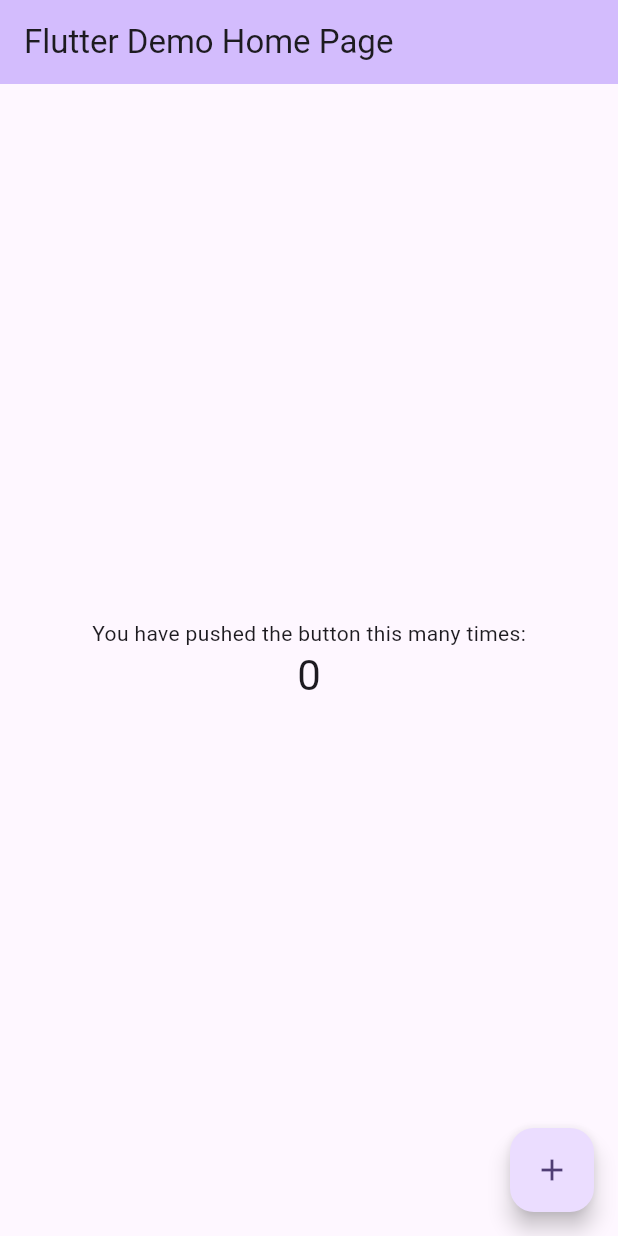
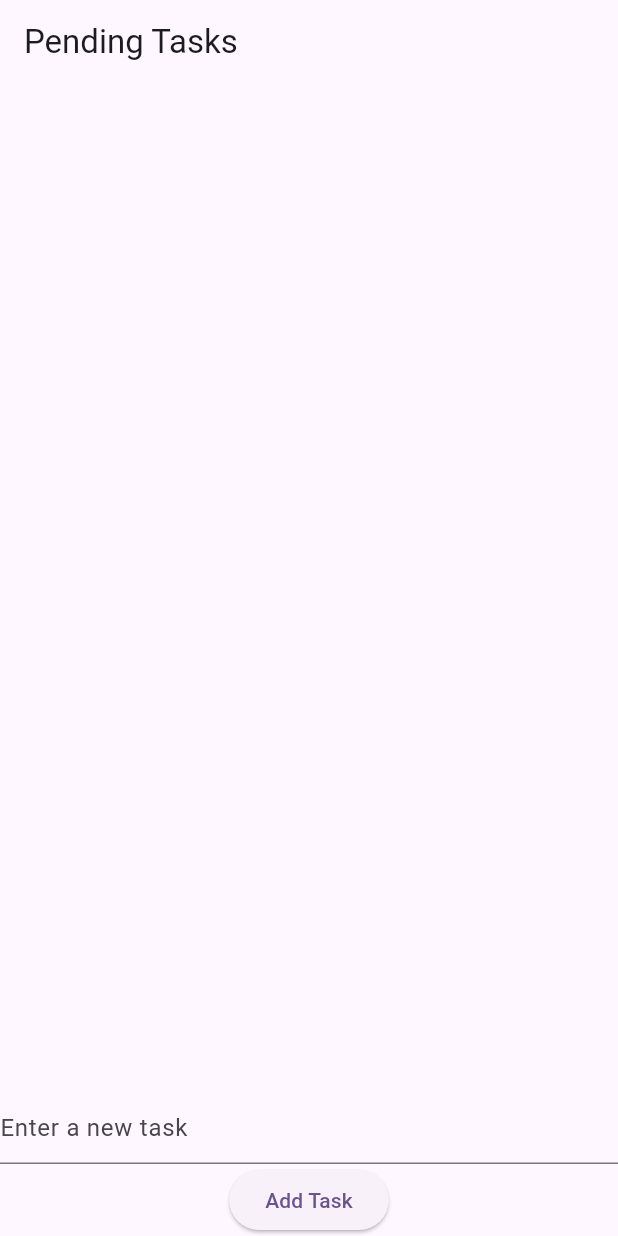
Before and after one commit to Ferno22/todo-list_flutter, a Flutter app: the screen it shows after launch, on a phone screen of 412 x 824 dp. Run offline on Flutter 3.47's test engine with Material 2 defaults, Android fonts, the phone set to English and light mode, and no system bars.

Commit message:
Added the functionality to add tasks into home

```diff
--- a/lib/main.dart
+++ b/lib/main.dart
@@ -1,4 +1,5 @@
 import 'package:flutter/material.dart';
+import 'package:provider/provider.dart';
 
 void main() {
   runApp(const MyApp());
@@ -7,46 +8,40 @@ void main() {
 class MyApp extends StatelessWidget {
   const MyApp({super.key});
 
-  // This widget is the root of your application.
   @override
   Widget build(BuildContext context) {
-    return MaterialApp(
-      title: 'Flutter Demo',
-      theme: ThemeData(
-        // This is the theme of your application.
-        //
-        // TRY THIS: Try running your application with "flutter run". You'll see
-        // the application has a blue toolbar. Then, without quitting the app,
-        // try changing the seedColor in the colorScheme below to Colors.green
-        // and then invoke "hot reload" (save your changes or press the "hot
-        // reload" button in a Flutter-supported IDE, or press "r" if you used
-        // the command line to start the app).
-        //
-        // Notice that the counter didn't reset back to zero; the application
-        // state is not lost during the reload. To reset the state, use hot
-        // restart instead.
-        //
-        // This works for code too, not just values: Most code changes can be
-        // tested with just a hot reload.
-        colorScheme: ColorScheme.fromSeed(seedColor: Colors.deepPurple),
-        useMaterial3: true,
+    return ChangeNotifierProvider(
+      create: (context) => MyAppState(),
+      child: MaterialApp(
+        title: 'To-Do List',
+        theme: ThemeData(
+          useMaterial3: true,
+          colorScheme: ColorScheme.fromSeed(seedColor: Colors.deepPurple),
+        ),
+        home: const MyHomePage(title: "Pending Tasks"),
       ),
-      home: const MyHomePage(title: 'Flutter Demo Home Page'),
     );
+  }
+}
+
+class MyAppState extends ChangeNotifier {
+  var pendingTasks = [];
+  var completedTasks = [];
+
+  void addTask(String task) {
+    pendingTasks.add(task);
+    notifyListeners();
+  }
+
+  void completeTask(String task) {
+    pendingTasks.remove(task);
+    completedTasks.add(task);
+    notifyListeners();
   }
 }
 
 class MyHomePage extends StatefulWidget {
   const MyHomePage({super.key, required this.title});
-
-  // This widget is the home page of your application. It is stateful, meaning
-  // that it has a State object (defined below) that contains fields that affect
-  // how it looks.
-
-  // This class is the configuration for the state. It holds the values (in this
-  // case the title) provided by the parent (in this case the App widget) and
-  // used by the build method of the State. Fields in a Widget subclass are
-  // always marked "final".
 
   final String title;
 
@@ -55,71 +50,43 @@ class MyHomePage extends StatefulWidget {
 }
 
 class _MyHomePageState extends State<MyHomePage> {
-  int _counter = 0;
-
-  void _incrementCounter() {
-    setState(() {
-      // This call to setState tells the Flutter framework that something has
-      // changed in this State, which causes it to rerun the build method below
-      // so that the display can reflect the updated values. If we changed
-      // _counter without calling setState(), then the build method would not be
-      // called again, and so nothing would appear to happen.
-      _counter++;
-    });
-  }
+  final TextEditingController _taskController = TextEditingController();
 
   @override
   Widget build(BuildContext context) {
-    // This method is rerun every time setState is called, for instance as done
-    // by the _incrementCounter method above.
-    //
-    // The Flutter framework has been optimized to make rerunning build methods
-    // fast, so that you can just rebuild anything that needs updating rather
-    // than having to individually change instances of widgets.
+    var appState = context.watch<MyAppState>();
+
     return Scaffold(
       appBar: AppBar(
-        // TRY THIS: Try changing the color here to a specific color (to
-        // Colors.amber, perhaps?) and trigger a hot reload to see the AppBar
-        // change color while the other colors stay the same.
-        backgroundColor: Theme.of(context).colorScheme.inversePrimary,
-        // Here we take the value from the MyHomePage object that was created by
-        // the App.build method, and use it to set our appbar title.
         title: Text(widget.title),
       ),
-      body: Center(
-        // Center is a layout widget. It takes a single child and positions it
-        // in the middle of the parent.
-        child: Column(
-          // Column is also a layout widget. It takes a list of children and
-          // arranges them vertically. By default, it sizes itself to fit its
-          // children horizontally, and tries to be as tall as its parent.
-          //
-          // Column has various properties to control how it sizes itself and
-          // how it positions its children. Here we use mainAxisAlignment to
-          // center the children vertically; the main axis here is the vertical
-          // axis because Columns are vertical (the cross axis would be
-          // horizontal).
-          //
-          // TRY THIS: Invoke "debug painting" (choose the "Toggle Debug Paint"
-          // action in the IDE, or press "p" in the console), to see the
-          // wireframe for each widget.
-          mainAxisAlignment: MainAxisAlignment.center,
-          children: <Widget>[
-            const Text(
-              'You have pushed the button this many times:',
+      body: Column(
+        children: [
+          Expanded(
+            child: ListView.builder(
+              itemCount: appState.pendingTasks.length,
+              itemBuilder: (context, index) {
+                return ListTile(
+                  title: Text(appState.pendingTasks[index]),
+                );
+              },
             ),
-            Text(
-              '$_counter',
-              style: Theme.of(context).textTheme.headlineMedium,
+          ),
+          TextField(
+            controller: _taskController,
+            decoration: InputDecoration(
+              hintText: 'Enter a new task',
             ),
-          ],
-        ),
+          ),
+          ElevatedButton(
+            onPressed: () {
+              appState.addTask(_taskController.text);
+              _taskController.clear();
+            },
+            child: Text('Add Task'),
+          ),
+        ],
       ),
-      floatingActionButton: FloatingActionButton(
-        onPressed: _incrementCounter,
-        tooltip: 'Increment',
-        child: const Icon(Icons.add),
-      ), // This trailing comma makes auto-formatting nicer for build methods.
     );
   }
 }
--- a/pubspec.yaml
+++ b/pubspec.yaml
@@ -30,6 +30,7 @@ environment:
 dependencies:
   flutter:
     sdk: flutter
+  provider: ^6.0.0
 
 
   # The following adds the Cupertino Icons font to your application.
```
Also changed, not shown: pubspec.lock.
